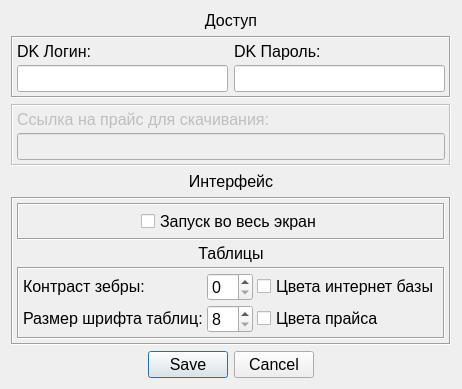
Before: the Qt Designer form MDA_UI/window_settings.ui in Wrexan/MDA, drawn with Qt 5.
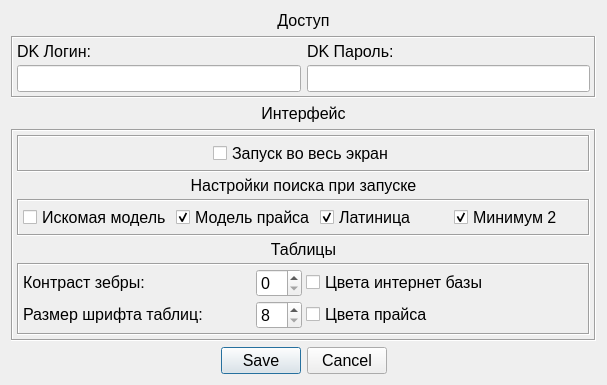
After: the same form once the commit is applied. Icons and pictures are not drawn.

Commit message: fixed bug FILTER_SEARCH_RESULT and some update rework of price table stretching add filter checkboxes to config with auto apply and save\load updated help\instruction

What changed in the file:
```diff
--- a/MDA_UI/window_settings.ui
+++ b/MDA_UI/window_settings.ui
@@ -6,8 +6,8 @@
    <rect>
     <x>0</x>
     <y>0</y>
-    <width>453</width>
-    <height>387</height>
+    <width>597</width>
+    <height>383</height>
    </rect>
   </property>
   <property name="sizePolicy">
@@ -148,74 +148,6 @@
      </layout>
     </widget>
    </item>
-   <item>
-    <widget class="QFrame" name="frame_5">
-     <property name="enabled">
-      <bool>false</bool>
-     </property>
-     <property name="sizePolicy">
-      <sizepolicy hsizetype="Preferred" vsizetype="Maximum">
-       <horstretch>0</horstretch>
-       <verstretch>0</verstretch>
-      </sizepolicy>
-     </property>
-     <property name="toolTip">
-      <string>Данные для входа в &quot;димку&quot;</string>
-     </property>
-     <property name="statusTip">
-      <string>2</string>
-     </property>
-     <property name="whatsThis">
-      <string>1</string>
-     </property>
-     <property name="frameShape">
-      <enum>QFrame::Box</enum>
-     </property>
-     <property name="frameShadow">
-      <enum>QFrame::Sunken</enum>
-     </property>
-     <layout class="QHBoxLayout" name="horizontalLayout_5">
-      <property name="sizeConstraint">
-       <enum>QLayout::SetMinimumSize</enum>
-      </property>
-      <property name="leftMargin">
-       <number>4</number>
-      </property>
-      <property name="topMargin">
-       <number>4</number>
-      </property>
-      <property name="rightMargin">
-       <number>4</number>
-      </property>
-      <property name="bottomMargin">
-       <number>4</number>
-      </property>
-      <item>
-       <layout class="QVBoxLayout" name="verticalLayout_7">
-        <property name="spacing">
-         <number>4</number>
-        </property>
-        <item>
-         <widget class="QLabel" name="label_8">
-          <property name="sizePolicy">
-           <sizepolicy hsizetype="Preferred" vsizetype="Fixed">
-            <horstretch>0</horstretch>
-            <verstretch>0</verstretch>
-           </sizepolicy>
-          </property>
-          <property name="text">
-           <string>Ссылка на прайс для скачивания:</string>
-          </property>
-         </widget>
-        </item>
-        <item>
-         <widget class="QLineEdit" name="gdrive_folder_link"/>
-        </item>
-       </layout>
-      </item>
-     </layout>
-    </widget>
-   </item>
    <item>
     <widget class="QLabel" name="label_7">
      <property name="sizePolicy">
@@ -280,6 +212,98 @@
       <property name="bottomMargin">
        <number>4</number>
       </property>
+      <item>
+       <widget class="QFrame" name="frame_6">
+        <property name="sizePolicy">
+         <sizepolicy hsizetype="Preferred" vsizetype="Maximum">
+          <horstretch>0</horstretch>
+          <verstretch>0</verstretch>
+         </sizepolicy>
+        </property>
+        <property name="frameShape">
+         <enum>QFrame::Box</enum>
+        </property>
+        <property name="frameShadow">
+         <enum>QFrame::Sunken</enum>
+        </property>
+        <layout class="QVBoxLayout" name="verticalLayout_4">
+         <property name="spacing">
+          <number>4</number>
+         </property>
+         <property name="leftMargin">
+          <number>4</number>
+         </property>
+         <property name="topMargin">
+          <number>4</number>
+         </property>
+         <property name="rightMargin">
+          <number>4</number>
+         </property>
+         <property name="bottomMargin">
+          <number>4</number>
+         </property>
+         <item>
+          <layout class="QHBoxLayout" name="horizontalLayout_6">
+           <item>
+            <spacer name="horizontalSpacer_3">
+             <property name="orientation">
+              <enum>Qt::Horizontal</enum>
+             </property>
+             <property name="sizeHint" stdset="0">
+              <size>
+               <width>40</width>
+               <height>20</height>
+              </size>
+             </property>
+            </spacer>
+           </item>
+           <item>
+            <widget class="QCheckBox" name="chk_fullscreen">
+             <property name="text">
+              <string>Запуск во весь экран</string>
+             </property>
+            </widget>
+           </item>
+           <item>
+            <spacer name="horizontalSpacer_4">
+             <property name="orientation">
+              <enum>Qt::Horizontal</enum>
+             </property>
+             <property name="sizeHint" stdset="0">
+              <size>
+               <width>40</width>
+               <height>20</height>
+              </size>
+             </property>
+            </spacer>
+           </item>
+          </layout>
+         </item>
+        </layout>
+       </widget>
+      </item>
+      <item>
+       <widget class="QLabel" name="label_11">
+        <property name="sizePolicy">
+         <sizepolicy hsizetype="Preferred" vsizetype="Fixed">
+          <horstretch>0</horstretch>
+          <verstretch>0</verstretch>
+         </sizepolicy>
+        </property>
+        <property name="baseSize">
+         <size>
+          <width>0</width>
+          <height>20</height>
+         </size>
+        </property>
+        <property name="text">
+         <string>Настройки поиска при запуске</string>
+        </property>
+        <property name="alignment">
+         <set>Qt::AlignCenter</set>
+        </property>
+       </widget>
+      </item>
       <item>
        <widget class="QFrame" name="frame_2">
         <property name="sizePolicy">
@@ -313,37 +337,98 @@
          <item>
           <layout class="QHBoxLayout" name="horizontalLayout">
            <item>
-            <spacer name="horizontalSpacer">
-             <property name="orientation">
-              <enum>Qt::Horizontal</enum>
+            <widget class="QCheckBox" name="chb_show_exact">
+             <property name="enabled">
+              <bool>true</bool>
              </property>
-             <property name="sizeHint" stdset="0">
+             <property name="minimumSize">
               <size>
-               <width>40</width>
-               <height>20</height>
+               <width>130</width>
+               <height>0</height>
               </size>
              </property>
-            </spacer>
+             <property name="maximumSize">
+              <size>
+               <width>160</width>
+               <height>16777215</height>
+              </size>
+             </property>
+             <property name="text">
+              <string>Искомая модель</string>
+             </property>
+            </widget>
            </item>
            <item>
-            <widget class="QCheckBox" name="chk_fullscreen">
+            <widget class="QCheckBox" name="chb_price_name_only">
+             <property name="enabled">
+              <bool>true</bool>
+             </property>
+             <property name="minimumSize">
+              <size>
+               <width>130</width>
+               <height>0</height>
+              </size>
+             </property>
+             <property name="maximumSize">
+              <size>
+               <width>160</width>
+               <height>16777215</height>
+              </size>
+             </property>
              <property name="text">
-              <string>Запуск во весь экран</string>
+              <string>Модель прайса</string>
              </property>
+             <property name="checked">
+              <bool>true</bool>
+             </property>
             </widget>
            </item>
            <item>
-            <spacer name="horizontalSpacer_2">
-             <property name="orientation">
-              <enum>Qt::Horizontal</enum>
+            <widget class="QCheckBox" name="chb_search_eng">
+             <property name="enabled">
+              <bool>true</bool>
              </property>
-             <property name="sizeHint" stdset="0">
+             <property name="minimumSize">
               <size>
-               <width>40</width>
-               <height>20</height>
+               <width>130</width>
+               <height>0</height>
               </size>
              </property>
-            </spacer>
+             <property name="maximumSize">
+              <size>
+               <width>160</width>
+               <height>16777215</height>
+              </size>
+             </property>
+             <property name="text">
+              <string>Латиница</string>
+             </property>
+             <property name="checked">
+              <bool>true</bool>
+             </property>
+            </widget>
+           </item>
+           <item>
+            <widget class="QCheckBox" name="chb_search_narrow">
+             <property name="minimumSize">
+              <size>
+               <width>130</width>
+               <height>0</height>
+              </size>
+             </property>
+             <property name="maximumSize">
+              <size>
+               <width>160</width>
+               <height>16777215</height>
+              </size>
+             </property>
+             <property name="text">
+              <string>Минимум 2</string>
+             </property>
+             <property name="checked">
+              <bool>true</bool>
+             </property>
+            </widget>
            </item>
           </layout>
          </item>
```
The commit also changes 9 other files.
